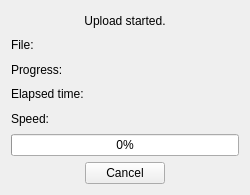
Old version of the form generic/yandexnarodplugin/uploaddialog.ui in the repository psi-im/plugins.
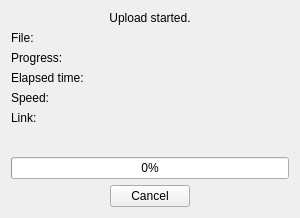
New version of the form. Icons and pictures are not drawn.

```diff
--- a/generic/yandexnarodplugin/uploaddialog.ui
+++ b/generic/yandexnarodplugin/uploaddialog.ui
@@ -1,21 +1,33 @@
 <ui version="4.0" >
  <class>uploadDialogClass</class>
- <widget class="QWidget" name="uploadDialogClass" >
-  <property name="geometry" >
+ <widget class="QWidget" name="uploadDialogClass">
+  <property name="geometry">
    <rect>
     <x>0</x>
     <y>0</y>
-    <width>250</width>
-    <height>195</height>
+    <width>300</width>
+    <height>218</height>
    </rect>
   </property>
-  <property name="maximumSize" >
+  <property name="sizePolicy">
+   <sizepolicy hsizetype="Expanding" vsizetype="Expanding">
+    <horstretch>0</horstretch>
+    <verstretch>0</verstretch>
+   </sizepolicy>
+  </property>
+  <property name="minimumSize">
    <size>
-    <width>600</width>
-    <height>195</height>
+    <width>300</width>
+    <height>218</height>
    </size>
   </property>
-  <property name="windowTitle" >
+  <property name="maximumSize">
+   <size>
+    <width>300</width>
+    <height>218</height>
+   </size>
+  </property>
+  <property name="windowTitle">
    <string>Uploading...</string>
   </property>
   <property name="windowIcon" >
@@ -65,8 +77,43 @@
     </widget>
    </item>
    <item>
-    <widget class="QProgressBar" name="progressBar" >
-     <property name="value" >
+    <widget class="QLabel" name="labelLink">
+     <property name="sizePolicy">
+      <sizepolicy hsizetype="MinimumExpanding" vsizetype="Preferred">
+       <horstretch>0</horstretch>
+       <verstretch>0</verstretch>
+      </sizepolicy>
+     </property>
+     <property name="text">
+      <string>Link: </string>
+     </property>
+     <property name="openExternalLinks">
+      <bool>true</bool>
+     </property>
+    </widget>
+   </item>
+   <item>
+    <spacer name="verticalSpacer">
+     <property name="orientation">
+      <enum>Qt::Vertical</enum>
+     </property>
+     <property name="sizeHint" stdset="0">
+      <size>
+       <width>0</width>
+       <height>0</height>
+      </size>
+     </property>
+    </spacer>
+   </item>
+   <item>
+    <widget class="QProgressBar" name="progressBar">
+     <property name="sizePolicy">
+      <sizepolicy hsizetype="Expanding" vsizetype="Preferred">
+       <horstretch>0</horstretch>
+       <verstretch>0</verstretch>
+      </sizepolicy>
+     </property>
+     <property name="value">
       <number>0</number>
      </property>
     </widget>
@@ -87,8 +134,14 @@
       </spacer>
      </item>
      <item>
-      <widget class="QPushButton" name="btnUploadCancel" >
-       <property name="text" >
+      <widget class="QPushButton" name="btnUploadCancel">
+       <property name="sizePolicy">
+        <sizepolicy hsizetype="Preferred" vsizetype="Preferred">
+         <horstretch>0</horstretch>
+         <verstretch>0</verstretch>
+        </sizepolicy>
+       </property>
+       <property name="text">
         <string>Cancel</string>
        </property>
       </widget>
```
Left out of the diff: 49 changed lines with no effect on the pictures.
